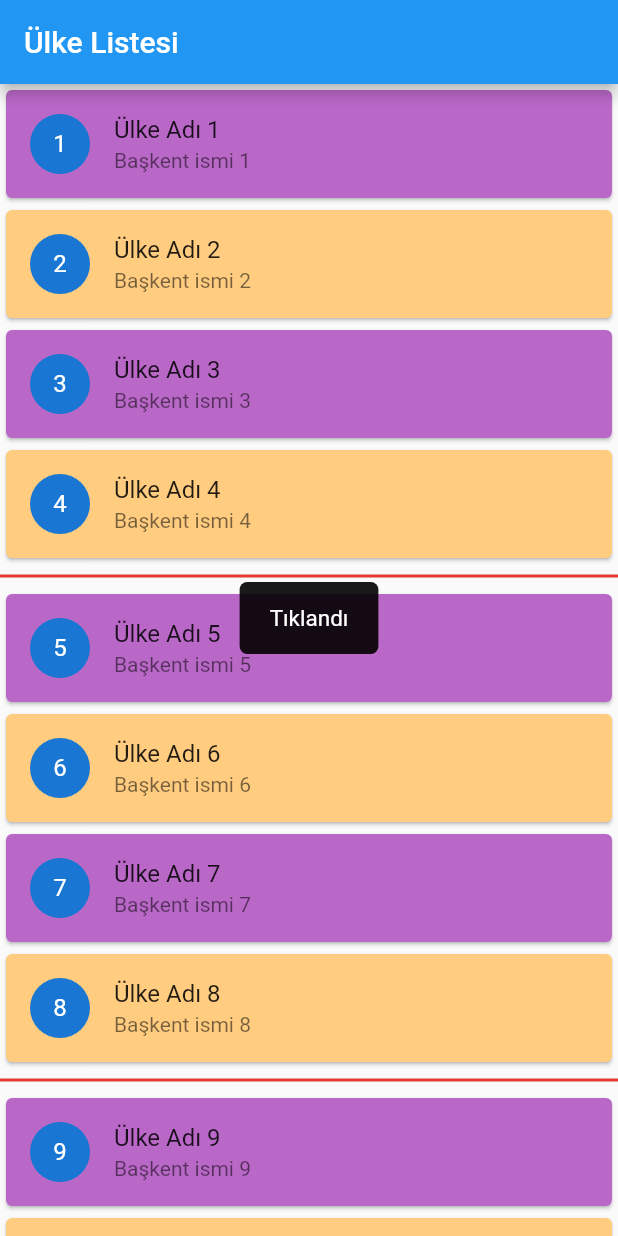
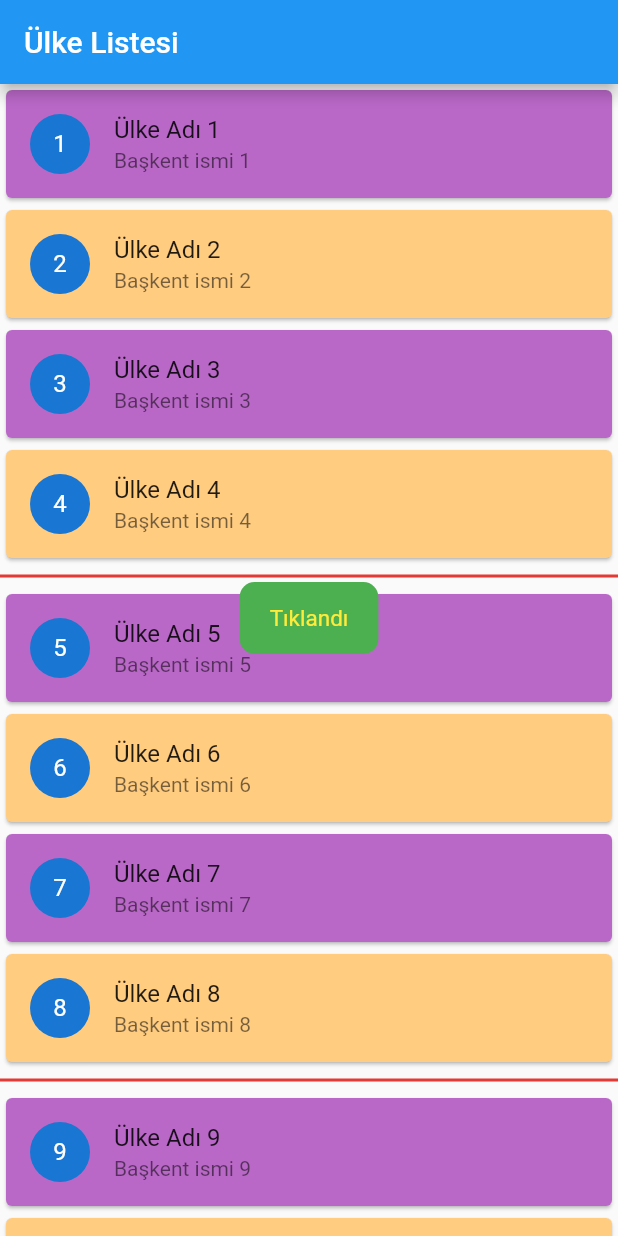
Before and after one commit to Gokdenizsari/flutter_scrolls_app, a Flutter app: the screen it shows after launch, after a tap on an icon or button, on a phone screen of 412 x 824 dp. Run offline on Flutter 3.47's test engine with Material 2 defaults, Android fonts, the phone set to English and light mode, and no system bars; our stand-ins replace flutter_easyloading.

Commit message:
Update main.dart

```diff
--- a/lib/main.dart
+++ b/lib/main.dart
@@ -1,13 +1,36 @@
 import 'package:flutter/material.dart';
+import 'package:flutter_easyloading/flutter_easyloading.dart';
 import 'package:flutter_scrolls_app/card_and_listtile.dart';
 import 'package:flutter_scrolls_app/listview_kullan%C4%B1m%C4%B1.dart';
 
-void main() => runApp(MyApp());
+void main() {
+  runApp(MyApp());
+  configLoading();
+}
+
+void configLoading() {
+  EasyLoading.instance
+    ..displayDuration = const Duration(milliseconds: 2000)
+    ..indicatorType = EasyLoadingIndicatorType.fadingCircle
+    ..loadingStyle = EasyLoadingStyle.custom
+    ..indicatorSize = 45.0
+    ..radius = 10.0
+    ..progressColor = Colors.yellow
+    ..backgroundColor = Colors.green
+    ..indicatorColor = Colors.yellow
+    ..textColor = Colors.yellow
+    ..maskColor = Colors.blue.withOpacity(0.5)
+    ..userInteractions = true
+    ..dismissOnTap = true;
+}
 
 class MyApp extends StatelessWidget {
   @override
   Widget build(BuildContext context) {
-    return MaterialApp(title: 'Material App',
-     home: ListViewKullanimi());
+    return MaterialApp(
+      title: 'Material App',
+      home: ListViewKullanimi(),
+      builder: EasyLoading.init(),
+    );
   }
 }
```
